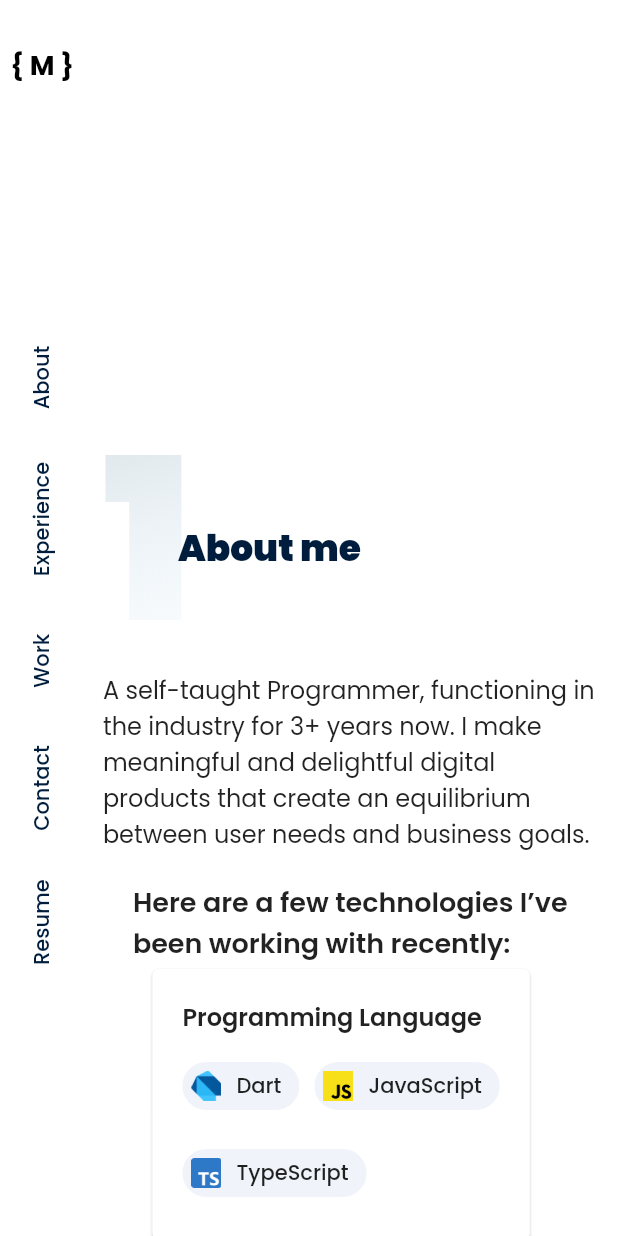
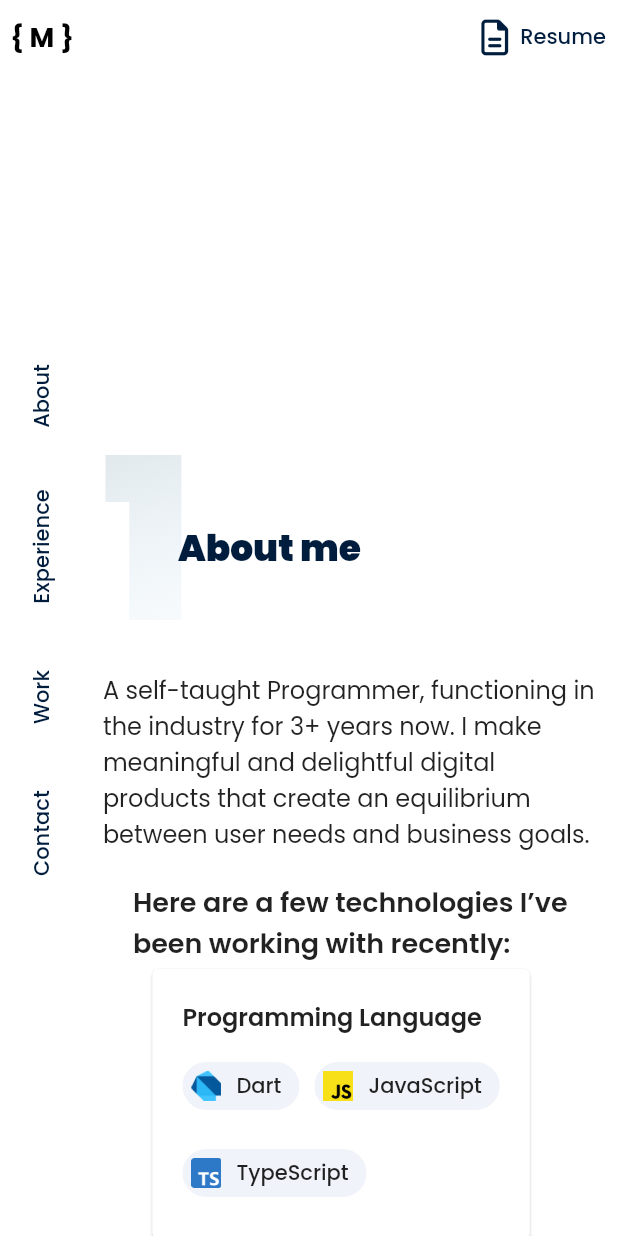
Before and after one commit to MadhanGannarapu/portfolio, a Flutter app: the TabletView screen opened directly, scrolled down 576 dp, on a phone screen of 412 x 824 dp. Run offline on Flutter 3.47's test engine with Material 2 defaults, Android fonts, the phone set to English and light mode, and no system bars; our stand-ins replace auto_size_text, font_awesome_flutter, google_fonts.

Commit message:
added appbar

```diff
--- a/lib/view/screens/main_screen.dart
+++ b/lib/view/screens/main_screen.dart
@@ -1,9 +1,11 @@
 import 'package:flutter/material.dart';
+import 'package:font_awesome_flutter/font_awesome_flutter.dart';
 import 'package:portfolio/view/screens/experience_screen.dart';
 import 'package:portfolio/view/screens/responsive/responsive.dart';
 import 'package:portfolio/view/screens/work_screen.dart';
 import 'package:portfolio/view/widgets/development_flag_widget.dart';
 
+import '../widgets/navbar/appbar.dart';
 import '../widgets/navbar/bottom_appbar.dart';
 import '../widgets/navbar/sidebar_widget.dart';
 import 'about_me_screen.dart';
@@ -42,6 +44,7 @@ class MobileView extends StatelessWidget {
     final workScreenKey = GlobalKey();
     final contactScreenKey = GlobalKey();
     return Scaffold(
+      appBar: CustomAppBar(homeScreenKey: homeScreenKey),
       bottomNavigationBar: BottomAppbarWidget(keys: [
         homeScreenKey,
         aboutScreenKey,
@@ -84,6 +87,8 @@ class TabletView extends StatelessWidget {
     final workScreenKey = GlobalKey();
     final contactScreenKey = GlobalKey();
     return Scaffold(
+      extendBodyBehindAppBar: true,
+      appBar: CustomAppBar(homeScreenKey: homeScreenKey),
       body: Row(
         children: [
           SidebarWidget(
--- /dev/null
+++ b/lib/view/widgets/navbar/appbar.dart
@@ -0,0 +1,45 @@
+import 'package:flutter/material.dart';
+import 'package:font_awesome_flutter/font_awesome_flutter.dart';
+
+class CustomAppBar extends StatelessWidget with PreferredSizeWidget {
+  @override
+  final Size preferredSize;
+  final GlobalKey<State<StatefulWidget>> homeScreenKey;
+
+  CustomAppBar({
+    required this.homeScreenKey,
+    Key? key,
+  })  : preferredSize = const Size.fromHeight(50.0),
+        super(key: key);
+
+  @override
+  Widget build(BuildContext context) {
+    return AppBar(
+      elevation: 0,
+      backgroundColor: Colors.transparent,
+      leading: Align(
+        alignment: Alignment.center,
+        child: InkWell(
+          onTap: () => Scrollable.ensureVisible(homeScreenKey.currentContext!,
+              duration: const Duration(seconds: 1)),
+          child: const Text(
+            "{M}",
+            style: TextStyle(
+              fontSize: 18,
+              letterSpacing: 4,
+              color: Colors.black,
+              fontWeight: FontWeight.bold,
+            ),
+          ),
+        ),
+      ),
+      actions: [
+        TextButton.icon(
+          onPressed: () {},
+          icon: const FaIcon(FontAwesomeIcons.fileLines),
+          label: const Text('Resume'),
+        )
+      ],
+    );
+  }
+}
--- a/lib/view/widgets/navbar/bottom_appbar.dart
+++ b/lib/view/widgets/navbar/bottom_appbar.dart
@@ -62,10 +62,10 @@ class BottomAppbarWidget extends StatelessWidget {
                                 label: 'Contact',
                                 pageKey: keys[4],
                               ),
-                              BottomAppBarButton(
-                                label: 'Resume',
-                                pageKey: keys[4],
-                              ),
+                              // BottomAppBarButton(
+                              //   label: 'Resume',
+                              //   pageKey: keys[4],
+                              // ),
                               IconButton(
                                   onPressed: () {
                                     Navigator.of(context).pop();
--- a/lib/view/widgets/navbar/sidebar_widget.dart
+++ b/lib/view/widgets/navbar/sidebar_widget.dart
@@ -14,20 +14,6 @@ class SidebarWidget extends StatelessWidget {
       child: Column(
         mainAxisAlignment: MainAxisAlignment.center,
         children: [
-          const SizedBox(height: 20),
-          InkWell(
-            onTap: () => Scrollable.ensureVisible(keys[0].currentContext!,
-                duration: const Duration(seconds: 1)),
-            child: const Text(
-              "{M}",
-              style: TextStyle(
-                fontSize: 18,
-                letterSpacing: 4,
-                color: Colors.black,
-                fontWeight: FontWeight.bold,
-              ),
-            ),
-          ),
           const Spacer(flex: 10),
           SidebarItemWidget(label: 'About', pageKey: keys[1]),
           const Spacer(flex: 1),
@@ -36,8 +22,6 @@ class SidebarWidget extends StatelessWidget {
           SidebarItemWidget(label: 'Work', pageKey: keys[3]),
           const Spacer(flex: 1),
           SidebarItemWidget(label: 'Contact', pageKey: keys[4]),
-          const Spacer(flex: 1),
-          SidebarItemWidget(label: 'Resume', pageKey: keys[4]),
           const Spacer(flex: 10),
         ],
       ),
```
